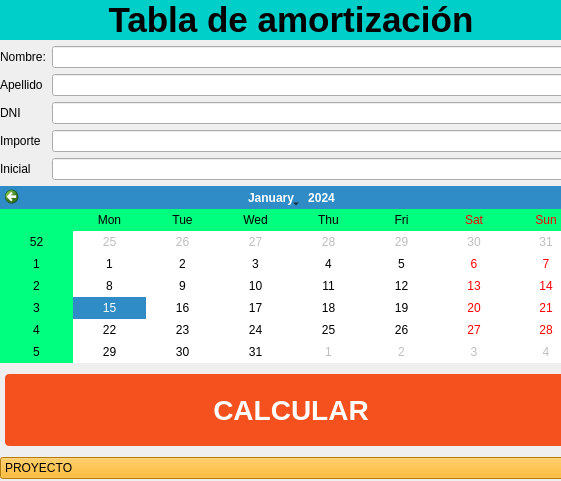
Old version of the form test.ui in the repository anthoni-gmu/Tabla-de-Amortizacion.
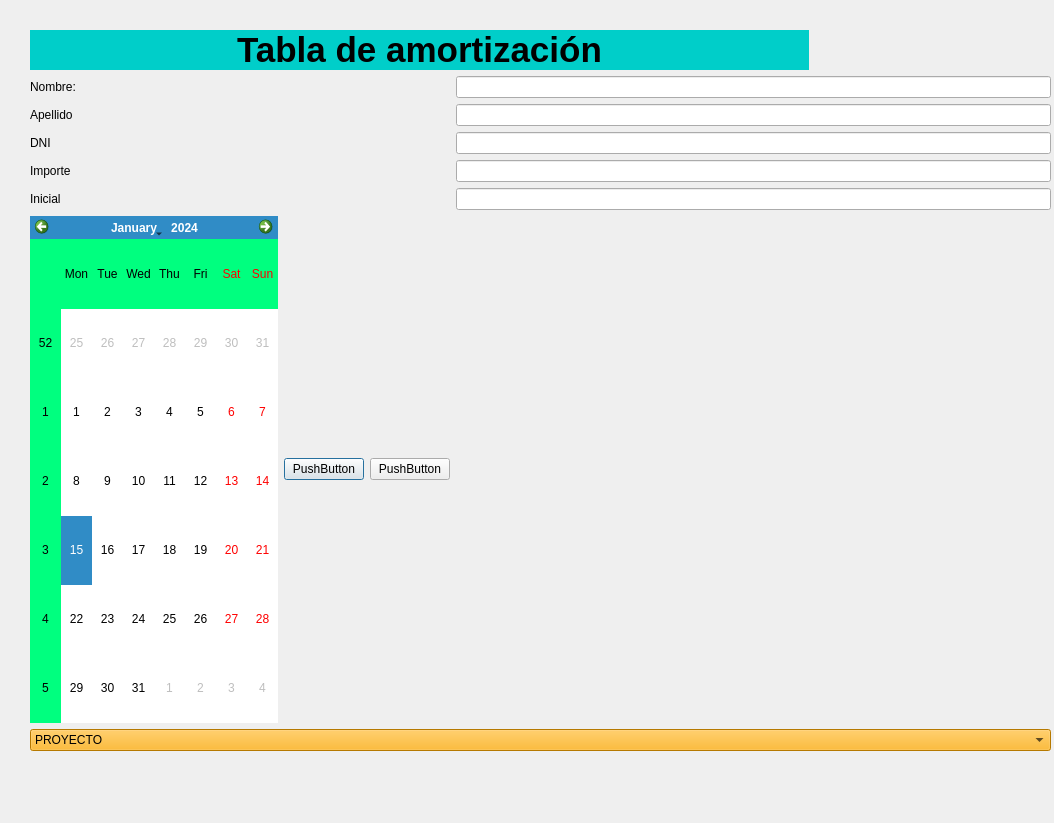
New version of the form.

```diff
--- a/test.ui
+++ b/test.ui
@@ -6,8 +6,8 @@
    <rect>
     <x>0</x>
     <y>0</y>
-    <width>561</width>
-    <height>481</height>
+    <width>1054</width>
+    <height>823</height>
    </rect>
   </property>
   <property name="windowTitle">
@@ -19,17 +19,20 @@
   <widget class="QWidget" name="gridLayoutWidget">
    <property name="geometry">
     <rect>
-     <x>0</x>
-     <y>0</y>
-     <width>582</width>
-     <height>479</height>
+     <x>30</x>
+     <y>30</y>
+     <width>1021</width>
+     <height>721</height>
     </rect>
    </property>
    <layout class="QGridLayout" name="gridLayout">
-    <item row="7" column="0" colspan="2">
-     <widget class="QLabel" name="label_5">
+    <item row="11" column="0" colspan="2">
+     <widget class="QCalendarWidget" name="calendarWidget"/>
+    </item>
+    <item row="11" column="2">
+     <widget class="QPushButton" name="pushButton">
       <property name="text">
-       <string>Importe</string>
+       <string>PushButton</string>
       </property>
      </widget>
     </item>
@@ -40,44 +43,20 @@
       </property>
      </widget>
     </item>
-    <item row="8" column="0" colspan="2">
-     <widget class="QLabel" name="label_6">
-      <property name="text">
-       <string>Inicial</string>
-      </property>
-     </widget>
-    </item>
-    <item row="11" column="0" colspan="3">
-     <widget class="QPushButton" name="pushButton">
-      <property name="styleSheet">
-       <string notr="true">display: inline-block;
-  border-radius: 4px;
-  background-color: #f4511e;
-  border: none;
-  color: #FFFFFF;
-  text-align: center;
-  font-size: 28px;
-  padding: 20px;
-  width: 200px;
-  font-weight:bold;
-  cursor: pointer;
-  margin: 5px;</string>
-      </property>
-      <property name="text">
-       <string>CALCULAR</string>
-      </property>
-     </widget>
-    </item>
-    <item row="5" column="2">
+    <item row="5" column="4">
      <widget class="QLineEdit" name="lineEdit_2"/>
     </item>
-    <item row="4" column="2">
-     <widget class="QLineEdit" name="lineEdit"/>
+    <item row="7" column="0" colspan="2">
+     <widget class="QLabel" name="label_5">
+      <property name="text">
+       <string>Importe</string>
+      </property>
+     </widget>
     </item>
-    <item row="6" column="2">
+    <item row="6" column="4">
      <widget class="QLineEdit" name="lineEdit_3"/>
     </item>
-    <item row="0" column="0" colspan="3">
+    <item row="0" column="0" colspan="5">
      <widget class="QLabel" name="label">
       <property name="maximumSize">
        <size>
@@ -115,30 +94,23 @@
       </property>
      </widget>
     </item>
-    <item row="7" column="2">
+    <item row="8" column="0" colspan="2">
+     <widget class="QLabel" name="label_6">
+      <property name="text">
+       <string>Inicial</string>
+      </property>
+     </widget>
+    </item>
+    <item row="4" column="4">
+     <widget class="QLineEdit" name="lineEdit"/>
+    </item>
+    <item row="7" column="4">
      <widget class="QLineEdit" name="lineEdit_4"/>
     </item>
-    <item row="8" column="2">
+    <item row="8" column="4">
      <widget class="QLineEdit" name="lineEdit_5"/>
     </item>
-    <item row="10" column="0" colspan="3">
-     <widget class="QCalendarWidget" name="calendarWidget"/>
-    </item>
-    <item row="5" column="0" colspan="2">
-     <widget class="QLabel" name="label_3">
-      <property name="text">
-       <string>Apellido</string>
-      </property>
-     </widget>
-    </item>
-    <item row="4" column="0" colspan="2">
-     <widget class="QLabel" name="label_2">
-      <property name="text">
-       <string>Nombre:</string>
-      </property>
-     </widget>
-    </item>
-    <item row="12" column="0" colspan="3">
+    <item row="15" column="0" colspan="5">
      <widget class="QComboBox" name="comboBox">
       <property name="styleSheet">
        <string notr="true">background-color: rgb(255, 170, 0);</string>
@@ -165,6 +137,27 @@
       </item>
      </widget>
     </item>
+    <item row="5" column="0" colspan="2">
+     <widget class="QLabel" name="label_3">
+      <property name="text">
+       <string>Apellido</string>
+      </property>
+     </widget>
+    </item>
+    <item row="4" column="0" colspan="2">
+     <widget class="QLabel" name="label_2">
+      <property name="text">
+       <string>Nombre:</string>
+      </property>
+     </widget>
+    </item>
+    <item row="11" column="3">
+     <widget class="QPushButton" name="pushButton_2">
+      <property name="text">
+       <string>PushButton</string>
+      </property>
+     </widget>
+    </item>
    </layout>
   </widget>
  </widget>
```
